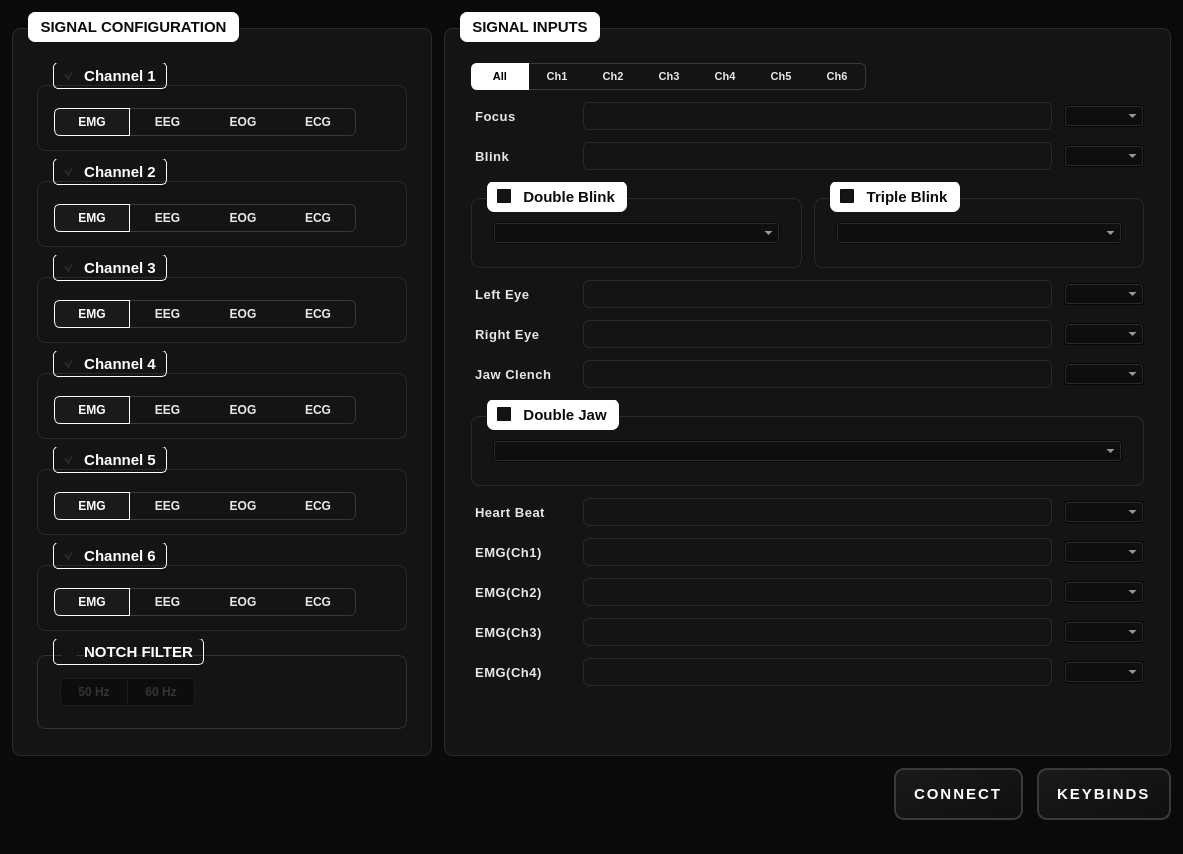
Above: NPG-Controller.ui from CIumsy/NPG-Gamepad before the change. Below: the same form after it.
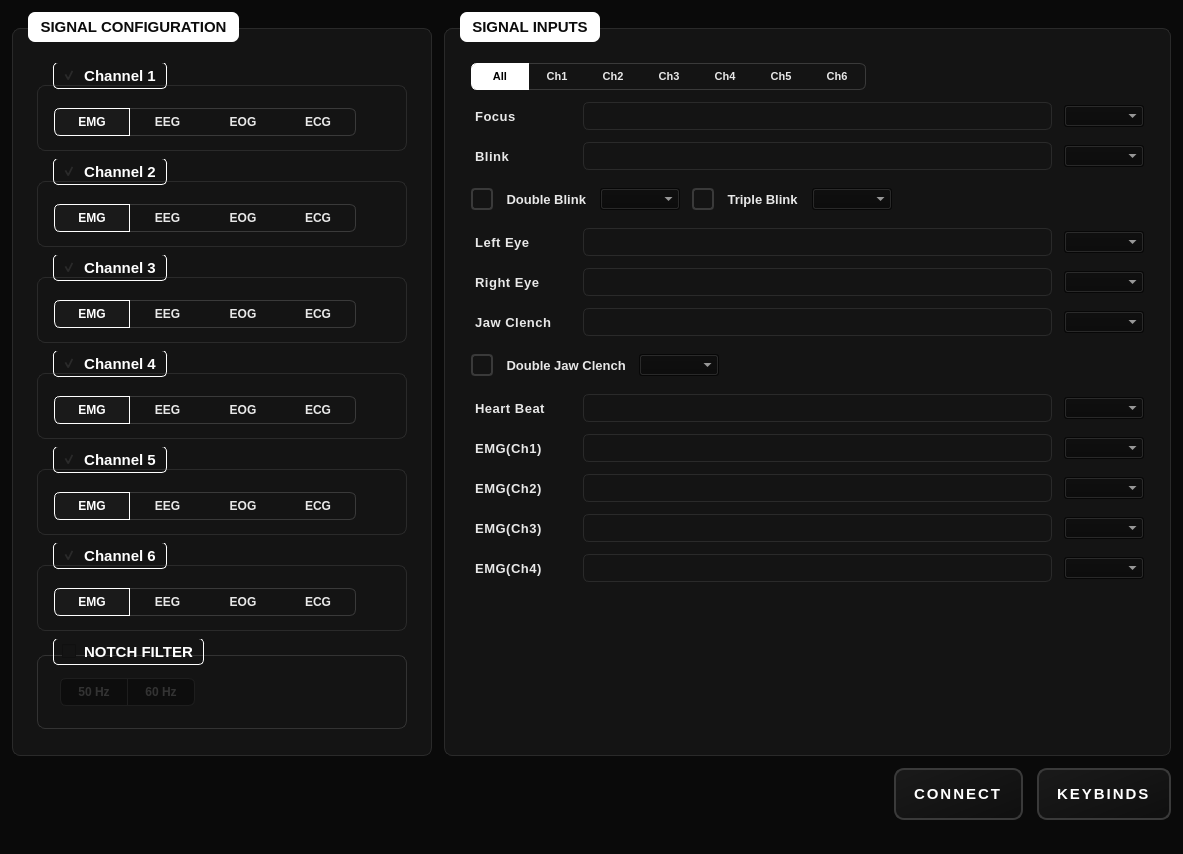
That is the form after the change. Icons and pictures are not drawn.

Patch:
```diff
--- a/NPG-Controller.ui
+++ b/NPG-Controller.ui
@@ -62,6 +62,7 @@
 }
 
 QCheckBox {
+    outline: none;
     color: #e8e8e8;
     spacing: 10px;
     font-size: 13px;
@@ -82,8 +83,8 @@
     border: 2px solid #3a3a3a;
     transition: border 0.2s, background 0.2s;
 }
-QCheckBox::indicator:hover,
-QCheckBox::indicator:focus {
+QCheckBox::indicator:hover:enabled,
+QCheckBox::indicator:focus:enabled {
     border: 2px solid #ffffff;
 }
 QCheckBox::indicator:checked {
@@ -91,8 +92,8 @@
     border: 2px solid #ffffff;
     image: url(icons/check.svg);
 }
-QCheckBox::indicator:checked:hover,
-QCheckBox::indicator:checked:focus {
+QCheckBox::indicator:checked:hover:enabled,
+QCheckBox::indicator:checked:focus:enabled {
     background-color: #0a0a0a;
     border: 2px solid #ffffff;
     image: url(icons/check.svg);
@@ -1224,41 +1225,58 @@
              <number>12</number>
             </property>
             <item>
-             <widget class="QGroupBox" name="grpDoubleBlink">
-              <property name="title">
+             <widget class="QCheckBox" name="grpDoubleBlink">
+              <property name="text">
                <string> Double Blink</string>
               </property>
-              <property name="checkable">
-               <bool>true</bool>
-              </property>
               <property name="checked">
                <bool>false</bool>
               </property>
-              <layout class="QHBoxLayout" name="hLayoutDoubleBlink">
-               <item>
-                <widget class="QComboBox" name="cmbDoubleBlink"/>
-               </item>
-              </layout>
              </widget>
             </item>
             <item>
-             <widget class="QGroupBox" name="grpTripleBlink">
-              <property name="title">
+             <widget class="QComboBox" name="cmbDoubleBlink">
+              <property name="minimumSize">
+               <size>
+                <width>80</width>
+                <height>0</height>
+               </size>
+              </property>
+             </widget>
+            </item>
+            <item>
+             <widget class="QCheckBox" name="grpTripleBlink">
+              <property name="text">
                <string> Triple Blink</string>
               </property>
-              <property name="checkable">
-               <bool>true</bool>
-              </property>
               <property name="checked">
                <bool>false</bool>
               </property>
-              <layout class="QHBoxLayout" name="hLayoutTripleBlink">
-               <item>
-                <widget class="QComboBox" name="cmbTripleBlink"/>
-               </item>
-              </layout>
              </widget>
             </item>
+            <item>
+             <widget class="QComboBox" name="cmbTripleBlink">
+              <property name="minimumSize">
+               <size>
+                <width>80</width>
+                <height>0</height>
+               </size>
+              </property>
+             </widget>
+            </item>
+            <item>
+             <spacer name="spacerBlinkSub">
+              <property name="orientation">
+               <enum>Qt::Horizontal</enum>
+              </property>
+              <property name="sizeHint" stdset="0">
+               <size>
+                <width>40</width>
+                <height>20</height>
+               </size>
+              </property>
+             </spacer>
+            </item>
            </layout>
           </item>
           <item>
@@ -1378,23 +1396,38 @@
              <number>12</number>
             </property>
             <item>
-             <widget class="QGroupBox" name="grpDoubleJawClench">
-              <property name="title">
-               <string> Double Jaw</string>
-              </property>
-              <property name="checkable">
-               <bool>true</bool>
+             <widget class="QCheckBox" name="grpDoubleJawClench">
+              <property name="text">
+               <string> Double Jaw Clench</string>
               </property>
               <property name="checked">
                <bool>false</bool>
               </property>
-              <layout class="QHBoxLayout" name="hLayoutDoubleJawClench">
-               <item>
-                <widget class="QComboBox" name="cmbDoubleJawClench"/>
-               </item>
-              </layout>
              </widget>
             </item>
+            <item>
+             <widget class="QComboBox" name="cmbDoubleJawClench">
+              <property name="minimumSize">
+               <size>
+                <width>80</width>
+                <height>0</height>
+               </size>
+              </property>
+             </widget>
+            </item>
+            <item>
+             <spacer name="spacerJawSub">
+              <property name="orientation">
+               <enum>Qt::Horizontal</enum>
+              </property>
+              <property name="sizeHint" stdset="0">
+               <size>
+                <width>40</width>
+                <height>20</height>
+               </size>
+              </property>
+             </spacer>
+            </item>
            </layout>
           </item>
           <item>
```
Left out of the diff: 2 changed lines with no effect on the pictures.
